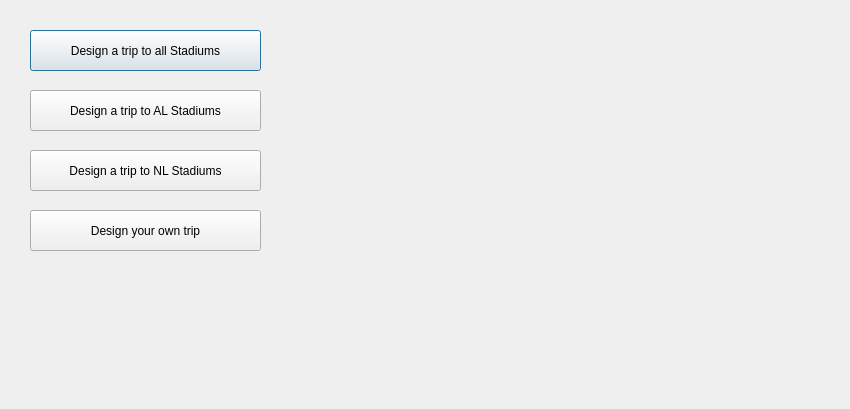
This is BaseballStadiumPlanner/tripwindow.ui in frimbraza/Baseball-Stadium-Project as Qt 5 draws it before an edit. The edited form follows.
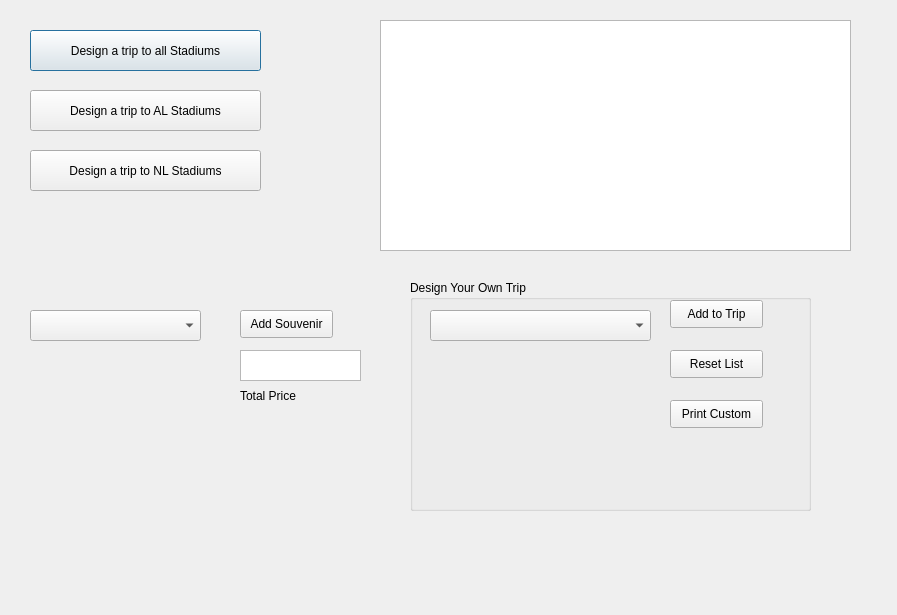
This is the edited form.

What changed in the file:
```diff
--- a/BaseballStadiumPlanner/tripwindow.ui
+++ b/BaseballStadiumPlanner/tripwindow.ui
@@ -6,8 +6,8 @@
    <rect>
     <x>0</x>
     <y>0</y>
-    <width>850</width>
-    <height>409</height>
+    <width>897</width>
+    <height>615</height>
    </rect>
   </property>
   <property name="windowTitle">
@@ -52,17 +52,122 @@
     <string>Design a trip to NL Stadiums</string>
    </property>
   </widget>
-  <widget class="QPushButton" name="customTripButton">
+  <widget class="QGroupBox" name="groupBox">
+   <property name="geometry">
+    <rect>
+     <x>410</x>
+     <y>280</y>
+     <width>401</width>
+     <height>231</height>
+    </rect>
+   </property>
+   <property name="title">
+    <string>Design Your Own Trip</string>
+   </property>
+   <widget class="QPushButton" name="addToTripButton">
+    <property name="geometry">
+     <rect>
+      <x>260</x>
+      <y>20</y>
+      <width>93</width>
+      <height>28</height>
+     </rect>
+    </property>
+    <property name="text">
+     <string>Add to Trip</string>
+    </property>
+   </widget>
+   <widget class="QPushButton" name="resetListButton">
+    <property name="geometry">
+     <rect>
+      <x>260</x>
+      <y>70</y>
+      <width>93</width>
+      <height>28</height>
+     </rect>
+    </property>
+    <property name="text">
+     <string>Reset List</string>
+    </property>
+   </widget>
+   <widget class="QComboBox" name="comboBox">
+    <property name="geometry">
+     <rect>
+      <x>20</x>
+      <y>30</y>
+      <width>221</width>
+      <height>31</height>
+     </rect>
+    </property>
+   </widget>
+   <widget class="QPushButton" name="printCustomButton">
+    <property name="geometry">
+     <rect>
+      <x>260</x>
+      <y>120</y>
+      <width>93</width>
+      <height>28</height>
+     </rect>
+    </property>
+    <property name="text">
+     <string>Print Custom</string>
+    </property>
+   </widget>
+  </widget>
+  <widget class="QTableWidget" name="TableWidget">
+   <property name="geometry">
+    <rect>
+     <x>380</x>
+     <y>20</y>
+     <width>471</width>
+     <height>231</height>
+    </rect>
+   </property>
+  </widget>
+  <widget class="QComboBox" name="comboBox_2">
    <property name="geometry">
     <rect>
      <x>30</x>
-     <y>210</y>
-     <width>231</width>
-     <height>41</height>
+     <y>310</y>
+     <width>171</width>
+     <height>31</height>
     </rect>
    </property>
+  </widget>
+  <widget class="QPushButton" name="addSouvButton">
+   <property name="geometry">
+    <rect>
+     <x>240</x>
+     <y>310</y>
+     <width>93</width>
+     <height>28</height>
+    </rect>
+   </property>
    <property name="text">
-    <string>Design your own trip</string>
+    <string>Add Souvenir</string>
+   </property>
+  </widget>
+  <widget class="QTextBrowser" name="totalPriceBrowser">
+   <property name="geometry">
+    <rect>
+     <x>240</x>
+     <y>350</y>
+     <width>121</width>
+     <height>31</height>
+    </rect>
+   </property>
+  </widget>
+  <widget class="QLabel" name="totalLabel">
+   <property name="geometry">
+    <rect>
+     <x>240</x>
+     <y>380</y>
+     <width>91</width>
+     <height>31</height>
+    </rect>
+   </property>
+   <property name="text">
+    <string>Total Price</string>
    </property>
   </widget>
  </widget>
```
